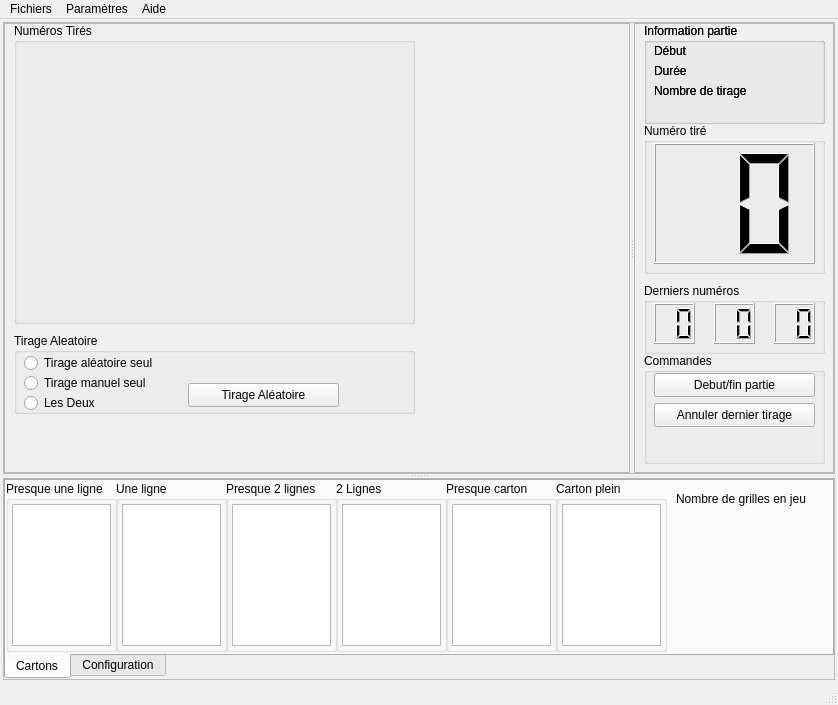
Qt form sources/UI/MainWindow.ui (Silmaen/EvenementLoto) before a commit.
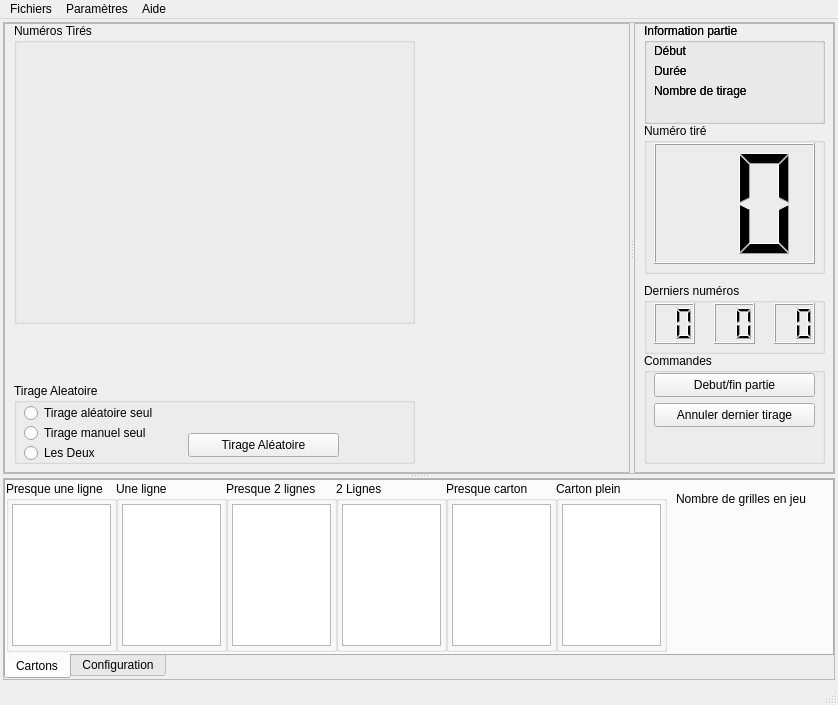
The same form after that commit.

Diff of the .ui file:
```diff
--- a/sources/UI/MainWindow.ui
+++ b/sources/UI/MainWindow.ui
@@ -90,7 +90,7 @@
                                                 <property name="geometry">
                                                     <rect>
                                                         <x>10</x>
-                                                        <y>310</y>
+                                                        <y>360</y>
                                                         <width>401</width>
                                                         <height>81</height>
                                                     </rect>
```
Left out of the diff: 23 changed lines with no effect on the pictures.
